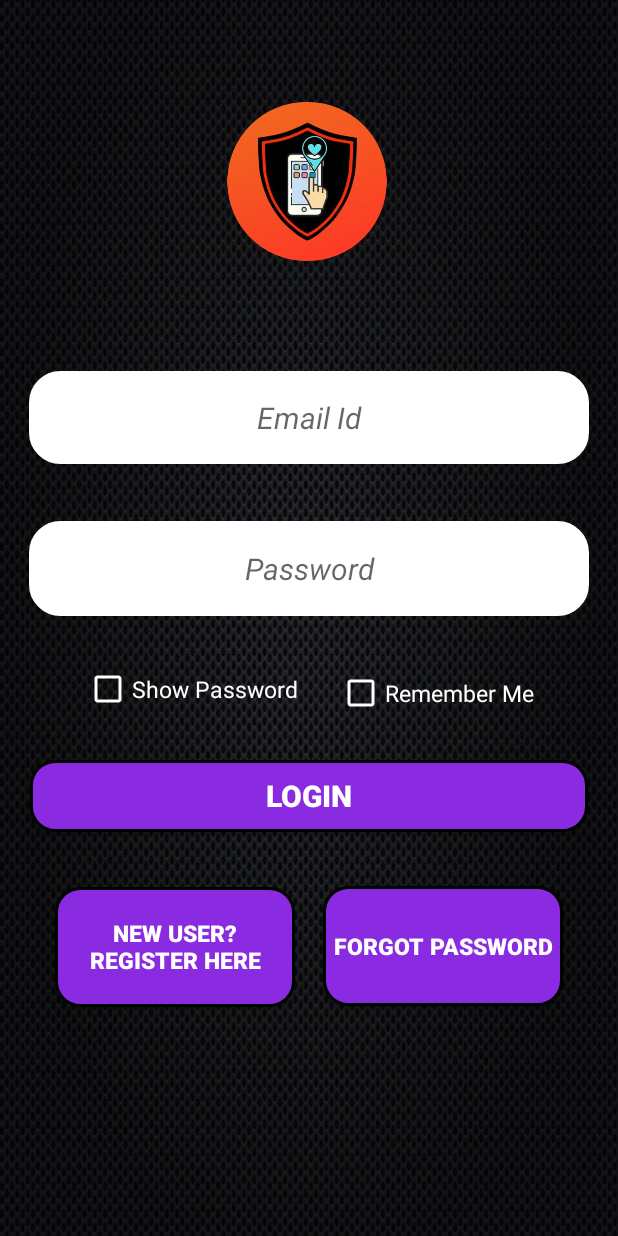
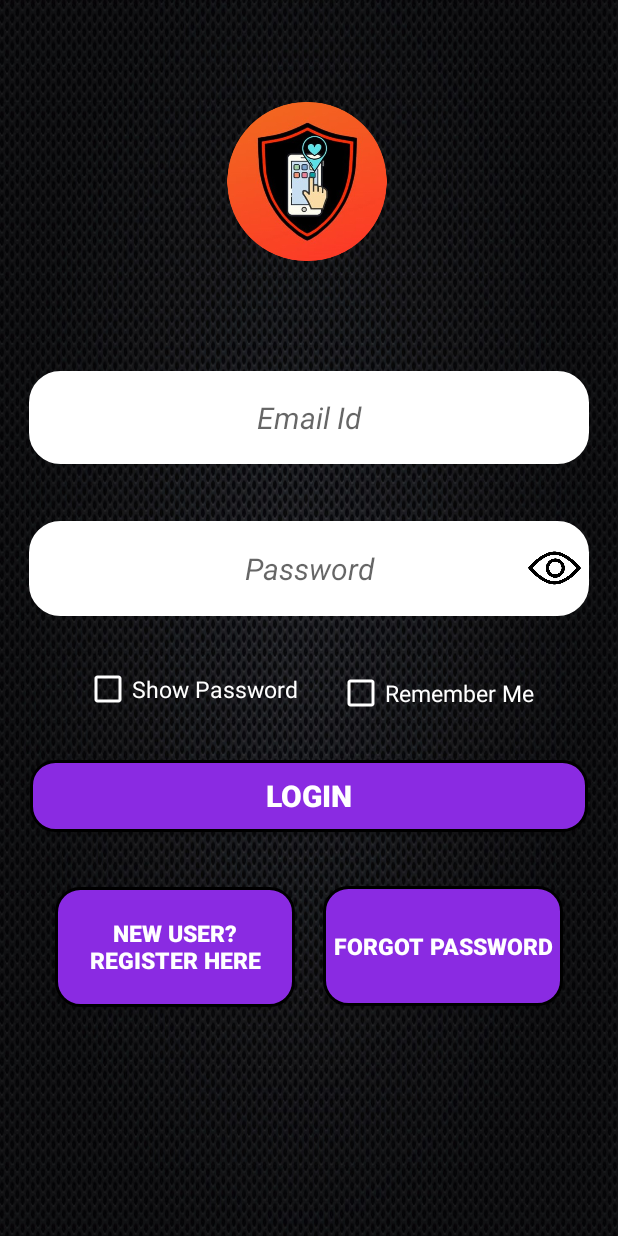
Before and after one commit to Evoid-sos/minor-project, an Android app: the screen it shows after launch (MainActivity), on a phone screen of 412 x 824 dp. Run offline under Robolectric (Android 15) with nearby library versions, the phone set to English and light mode, and no system bars; our stand-ins replace Firebase (no records; nobody signed in at launch, a user with empty details on screens opened directly).

Commit message:
added open eye and closed eye. also change hide/show password coding

```diff
--- a/app/src/main/java/com/example/evoid/MainActivity.kt
+++ b/app/src/main/java/com/example/evoid/MainActivity.kt
@@ -8,6 +8,7 @@ import android.util.Log
 import android.view.View
 import android.view.WindowManager
 import android.widget.CheckBox
+import android.widget.ImageView
 import android.widget.Toast
 import androidx.appcompat.app.AppCompatActivity
 import com.google.firebase.auth.FirebaseAuth
@@ -21,19 +22,39 @@ class MainActivity : AppCompatActivity() {
 
     override fun onCreate(savedInstanceState: Bundle?) {
         auth = Firebase.auth
+        var b = 0
         super.onCreate(savedInstanceState)
         window.decorView.systemUiVisibility = View.SYSTEM_UI_FLAG_LAYOUT_FULLSCREEN
         window.setSoftInputMode(WindowManager.LayoutParams.SOFT_INPUT_STATE_ALWAYS_HIDDEN);
         setContentView(R.layout.activity_main)
 
-        val remember=findViewById<CheckBox>(R.id.rememberMain)
-        val hide= findViewById<CheckBox>(R.id.showhide)
-        hide.setOnCheckedChangeListener { compoundButton, b ->
-            if(b){
+
+        showHideMain.setOnClickListener() {
+            if (b == 0)
+            {
                 passwordMain.transformationMethod = HideReturnsTransformationMethod.getInstance();
-            }else{
+                b = 1;
+                showHideMain.visibility = View.INVISIBLE
+                showHide2Main.visibility = View.VISIBLE
+
+            }
+
+        }
+
+        showHide2Main.setOnClickListener(){
+            if (b==1)
+            {
                 passwordMain.transformationMethod = PasswordTransformationMethod.getInstance();
-            }}
+                b=0
+                showHide2Main.visibility = View.INVISIBLE
+                showHideMain.visibility = View.VISIBLE
+            }
+        }
+
+
+
+
+
         loginMain.setOnClickListener {
             val emailId = emailIdMain.text.toString()
             val password = passwordMain.text.toString()
--- a/app/src/main/res/layout/activity_main.xml
+++ b/app/src/main/res/layout/activity_main.xml
@@ -150,7 +150,6 @@
         android:layout_marginBottom="33dp"
         android:textAlignment="center"
         android:textColor="#FF0000"
-
         android:textSize="20dp"
         app:layout_constraintBottom_toBottomOf="parent"
         app:layout_constraintEnd_toEndOf="parent"
@@ -171,11 +170,11 @@
         android:textSize="15dp"
         app:layout_constraintBottom_toTopOf="@+id/loginMain"
         app:layout_constraintEnd_toEndOf="parent"
-        app:layout_constraintStart_toEndOf="@+id/showhide"
+        app:layout_constraintStart_toEndOf="@+id/showhideMain"
         app:layout_constraintTop_toBottomOf="@+id/passwordMain" />
 
     <CheckBox
-        android:id="@+id/showhide"
+        android:id="@+id/showhideMain"
         android:layout_width="153dp"
         android:layout_height="33dp"
         android:layout_marginStart="35dp"
@@ -191,5 +190,29 @@
         app:layout_constraintStart_toStartOf="parent"
         app:layout_constraintTop_toBottomOf="@+id/passwordMain" />
 
+    <ImageView
+        android:id="@+id/showHideMain"
+        android:layout_width="35dp"
+        android:layout_height="43dp"
+        android:layout_marginTop="5dp"
+        android:layout_marginEnd="5dp"
+        android:layout_marginBottom="5dp"
+        android:visibility="visible"
+        app:layout_constraintBottom_toBottomOf="@+id/passwordMain"
+        app:layout_constraintEnd_toEndOf="@+id/passwordMain"
+        app:layout_constraintTop_toTopOf="@+id/passwordMain"
+        app:srcCompat="@drawable/eye" />
+
+    <ImageView
+        android:id="@+id/showHide2Main"
+        android:layout_width="35dp"
+        android:layout_height="43dp"
+        android:layout_marginEnd="5dp"
+        android:visibility="invisible"
+        app:layout_constraintBottom_toBottomOf="@+id/showHideMain"
+        app:layout_constraintEnd_toEndOf="@+id/passwordMain"
+        app:layout_constraintTop_toTopOf="@+id/showHideMain"
+        app:srcCompat="@drawable/eyecl" />
+
 
 </androidx.constraintlayout.widget.ConstraintLayout>
```
Also changed, not shown: app/src/main/res/drawable-v24/eye.png (added), app/src/main/res/drawable-v24/eyecl.png (added), app/src/main/res/drawable/login_bg.png (deleted), app/src/main/res/drawable/login_bg2.png (deleted), app/src/main/res/drawable/logo.png (deleted).
